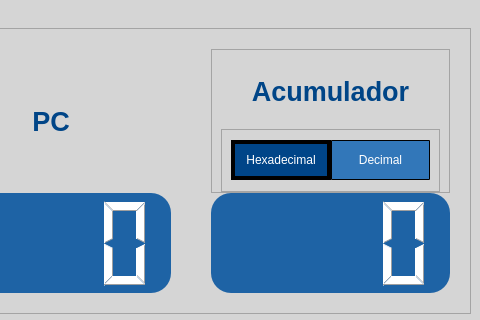
Above: src/GUI/MainPage_alt.ui from JoaoVitorBranco/BIPy before the change; both pictures show x 378 to 858 and y 0 to 320 of the 858 by 748 pixel window. Below: the same form after it.
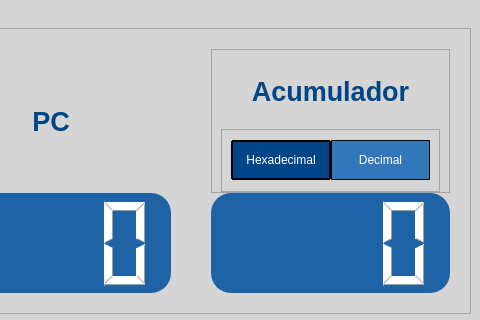
That is the form after the change. Icons and pictures are not drawn.

```diff
--- a/src/GUI/MainPage_alt.ui
+++ b/src/GUI/MainPage_alt.ui
@@ -360,7 +360,7 @@
             <property name="styleSheet">
              <string notr="true">QPushButton{
 	border: 2px solid #000;
-	border-width: 4%;
+	border-width: 2%;
 	border-radius: 1%;
 }</string>
             </property>
```
